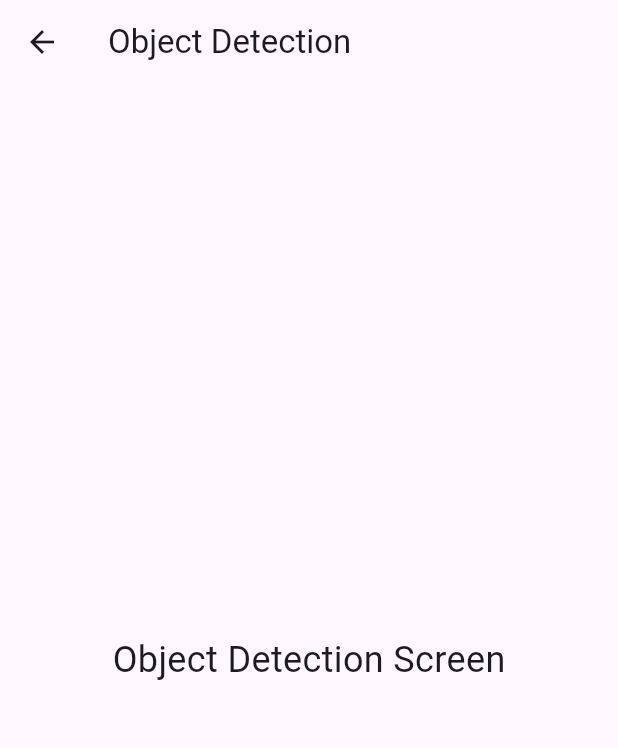
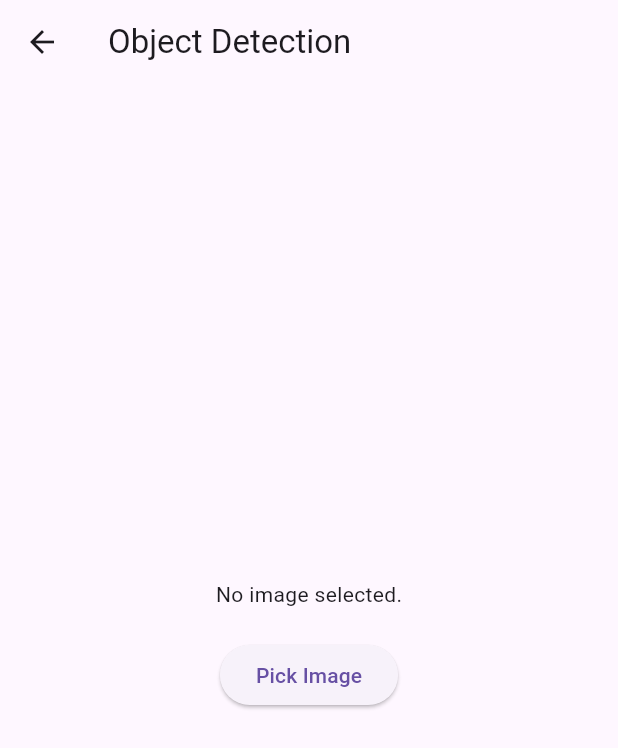
Before and after one commit to royalkuriyakosem/mini-project, a Flutter app: the ObjectDetectionScreen screen opened by its route, on a phone screen of 412 x 824 dp. Shown: the top 748 px of the screen. Run offline on Flutter 3.47's test engine with Material 3 defaults, Android fonts, the phone set to English and light mode, and no system bars; our stand-ins replace camera, flutter_tts, image_picker, shared_preferences, supabase_flutter; missing offline and left inert: tflite, translator; accounts and stored records are empty.

Commit message:
object detection

```diff
--- a/lib/main.dart
+++ b/lib/main.dart
@@ -13,8 +13,8 @@
 import 'screens/language_translation_screen.dart';
 import 'screens/sign_language_recognition_screen.dart';
 import 'screens/text_to_speech_screen.dart';
-import 'screens/object_detection_screen.dart';
-import 'screens/translate_screen.dart'; // Add this import
+import 'screens/object_detection_screen.dart';  // Add this import
+import 'screens/translate_screen.dart';
 import 'package:shared_preferences/shared_preferences.dart';
 
 void main() async {
--- a/lib/screens/object_detection_screen.dart
+++ b/lib/screens/object_detection_screen.dart
@@ -1,7 +1,64 @@
 import 'package:flutter/material.dart';
+import 'package:tflite/tflite.dart';
+import 'package:image_picker/image_picker.dart';
+import 'dart:io';
 
-class ObjectDetectionScreen extends StatelessWidget {
+class ObjectDetectionScreen extends StatefulWidget {
   const ObjectDetectionScreen({super.key});
+
+  @override
+  _ObjectDetectionScreenState createState() => _ObjectDetectionScreenState();
+}
+
+class _ObjectDetectionScreenState extends State<ObjectDetectionScreen> {
+  File? _image;
+  List? _recognitions;
+
+  @override
+  void initState() {
+    super.initState();
+    loadModel();
+  }
+
+  Future<void> loadModel() async {
+    String? res = await Tflite.loadModel(
+      model: "assets/models/1.tflite",
+      labels:
+          "assets/models/labelmap.txt", // Update this if you have a label map file
+    );
+    print(res);
+  }
+
+  Future<void> _pickImage() async {
+    final picker = ImagePicker();
+    final pickedFile = await picker.pickImage(source: ImageSource.gallery);
+
+    if (pickedFile != null) {
+      setState(() {
+        _image = File(pickedFile.path);
+      });
+      _detectObjects(_image!);
+    }
+  }
+
+  Future<void> _detectObjects(File image) async {
+    var recognitions = await Tflite.detectObjectOnImage(
+      path: image.path,
+      model: "YOLO",
+      threshold: 0.5,
+      numResultsPerClass: 1,
+    );
+
+    setState(() {
+      _recognitions = recognitions;
+    });
+  }
+
+  @override
+  void dispose() {
+    Tflite.close();
+    super.dispose();
+  }
 
   @override
   Widget build(BuildContext context) {
@@ -10,9 +67,32 @@ class ObjectDetectionScreen extends StatelessWidget {
         title: Text('Object Detection'),
       ),
       body: Center(
-        child: Text(
-          'Object Detection Screen',
-          style: TextStyle(fontSize: 24.0),
+        child: Column(
+          mainAxisAlignment: MainAxisAlignment.center,
+          children: [
+            _image == null ? Text('No image selected.') : Image.file(_image!),
+            SizedBox(height: 20),
+            ElevatedButton(
+              onPressed: _pickImage,
+              child: Text('Pick Image'),
+            ),
+            SizedBox(height: 20),
+            _recognitions == null
+                ? Container()
+                : Expanded(
+                    child: ListView.builder(
+                      itemCount: _recognitions!.length,
+                      itemBuilder: (context, index) {
+                        final recognition = _recognitions![index];
+                        return ListTile(
+                          title: Text(recognition['detectedClass']),
+                          subtitle: Text(
+                              'Confidence: ${(recognition['confidenceInClass'] * 100).toStringAsFixed(2)}%'),
+                        );
+                      },
+                    ),
+                  ),
+          ],
         ),
       ),
     );
```
Also changed, not shown: pubspec.yaml (+4 -37 lines), pubspec.lock, 6 other files.
